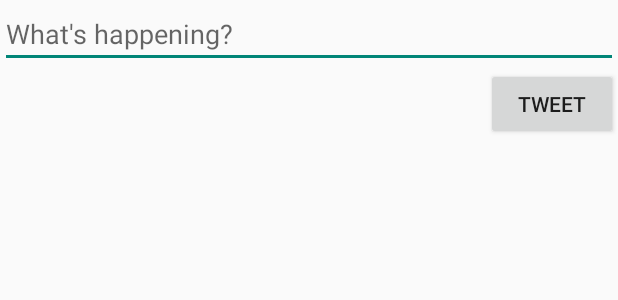
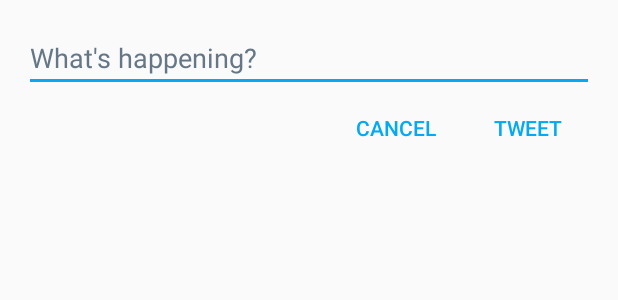
Before and after one commit to apadmarao/android-twitter, an Android app: the layout fragment_compose_tweet.xml on its own in the app's theme, with its tools: preview values and no code run, on a phone screen of 412 x 824 dp. Shown: the top 300 px of the screen. Run offline under Robolectric (Android 15) with nearby library versions, the phone set to English and light mode, and no system bars.

Commit message:
Add ui polish to compose and timeline views

```diff
--- a/app/src/main/res/drawable/ic_add_black_24dp.xml
+++ b/app/src/main/res/drawable/ic_add_white_24dp.xml
@@ -4,6 +4,6 @@
         android:viewportWidth="24.0"
         android:viewportHeight="24.0">
     <path
-        android:fillColor="#FF000000"
+        android:fillColor="@color/white"
         android:pathData="M19,13h-6v6h-2v-6H5v-2h6V5h2v6h6v2z"/>
 </vector>
--- a/app/src/main/res/layout/activity_timeline.xml
+++ b/app/src/main/res/layout/activity_timeline.xml
@@ -24,7 +24,7 @@
         android:id="@+id/rvTweets"/>
 
     <android.support.design.widget.FloatingActionButton
-        android:src="@drawable/ic_add_black_24dp"
+        android:src="@drawable/ic_add_white_24dp"
         android:layout_width="wrap_content"
         android:layout_height="wrap_content"
         android:layout_gravity="bottom|end"
--- a/app/src/main/res/layout/fragment_compose_tweet.xml
+++ b/app/src/main/res/layout/fragment_compose_tweet.xml
@@ -1,8 +1,9 @@
 <?xml version="1.0" encoding="utf-8"?>
 <RelativeLayout xmlns:android="http://schemas.android.com/apk/res/android"
-              android:orientation="vertical"
-              android:layout_width="match_parent"
-              android:layout_height="match_parent">
+                android:orientation="vertical"
+                android:layout_width="match_parent"
+                android:layout_height="match_parent"
+                android:padding="16dp">
 
     <EditText
         android:layout_width="match_parent"
@@ -21,6 +22,16 @@
         android:id="@+id/btnTweet"
         android:layout_alignParentRight="true"
         android:layout_alignParentEnd="true"
-        android:layout_below="@id/etTweet"/>
+        android:layout_below="@id/etTweet"
+        style="@style/Widget.AppCompat.Button.Borderless.Colored"/>
+    <Button
+        android:layout_width="wrap_content"
+        android:layout_height="wrap_content"
+        android:text="@string/cancel"
+        android:id="@+id/btnCancel"
+        android:layout_alignBaseline="@id/btnTweet"
+        android:layout_toLeftOf="@id/btnTweet"
+        android:layout_toStartOf="@+id/btnTweet"
+        style="@style/Widget.AppCompat.Button.Borderless.Colored"/>
 
 </RelativeLayout>
--- a/app/src/main/res/values-v14/styles.xml
+++ /dev/null
@@ -1,12 +0,0 @@
-<resources>
-
-    <!--
-        Base application theme for API 14+. This theme completely replaces
-        AppBaseTheme from BOTH res/values/styles.xml and
-        res/values-v11/styles.xml on API 14+ devices.
-    -->
-    <style name="AppBaseTheme" parent="Theme.AppCompat.Light.DarkActionBar">
-        <!-- API 14 theme customizations can go here. -->
-    </style>
-
-</resources>
--- a/app/src/main/res/values-w820dp/dimens.xml
+++ /dev/null
@@ -1,6 +0,0 @@
-<resources>
-    <!-- Example customization of dimensions originally defined in res/values/dimens.xml
-         (such as screen margins) for screens with more than 820dp of available width. This
-         would include 7" and 10" devices in landscape (~960dp and ~1280dp respectively). -->
-    <dimen name="activity_horizontal_margin">64dp</dimen>
-</resources>
--- /dev/null
+++ b/app/src/main/res/values/colors.xml
@@ -0,0 +1,11 @@
+<?xml version="1.0" encoding="utf-8"?>
+<resources>
+    <color name="colorPrimary">#1DA1F2</color>
+    <color name="colorPrimaryDark">#0288D1</color>
+    <color name="colorAccent">#03A9F4</color>
+    <color name="primaryText">#14171A</color>
+    <color name="secondaryText">#AAB8C2</color>
+
+    <color name="darkGray">#657786</color>
+    <color name="white">#FFFFFF</color>
+</resources>
--- a/app/src/main/res/values/strings.xml
+++ b/app/src/main/res/values/strings.xml
@@ -5,6 +5,9 @@
     <string name="login_label">Connect to Twitter</string>
 
     <string name="handle">\@%1$s</string>
+    <string name="number">%1$d</string>
+
     <string name="compose_hint">What\'s happening?</string>
     <string name="tweet">Tweet</string>
+    <string name="cancel">Cancel</string>
 </resources>
--- a/app/src/main/res/values/styles.xml
+++ b/app/src/main/res/values/styles.xml
@@ -1,16 +1,14 @@
 <resources>
 
-    <style name="AppBaseTheme" parent="Theme.AppCompat.Light.DarkActionBar">
-        <!--
-            Theme customizations available in newer API levels can go in
-            res/values-vXX/styles.xml, while customizations related to
-            backward-compatibility can go here.
-        -->
-    </style>
+    <!-- Base application theme. -->
+    <style name="AppTheme" parent="Theme.AppCompat.Light.DarkActionBar">
+        <!-- Customize your theme here. -->
+        <item name="colorPrimary">@color/colorPrimary</item>
+        <item name="colorPrimaryDark">@color/colorPrimaryDark</item>
+        <item name="colorAccent">@color/colorAccent</item>
 
-    <!-- Application theme. -->
-    <style name="AppTheme" parent="AppBaseTheme">
-        <!-- All customizations that are NOT specific to a particular API-level can go here. -->
+        <item name="android:editTextColor">@color/darkGray</item>
+        <item name="android:textColorHint">@color/darkGray</item>
     </style>
 
 </resources>
```
Also changed, not shown: app/src/main/java/com/ani/twitter/ComposeTweetFragment.java (+9 -0 lines), app/src/main/java/com/ani/twitter/TweetsAdapter.java (+10 -1 lines), app/src/main/java/com/ani/twitter/models/Tweet.java (+13 -0 lines), app/src/main/res/drawable/ic_favorite_gray_24dp.xml (added, +9 -0 lines), app/src/main/res/drawable/ic_retweet_gray.xml (added, +8 -0 lines), app/src/main/res/layout/item_tweet.xml (+47 -11 lines), app/src/main/res/values-sw600dp/dimens.xml (deleted, +0 -8 lines), app/src/main/res/values-sw720dp-land/dimens.xml (deleted, +0 -9 lines).
